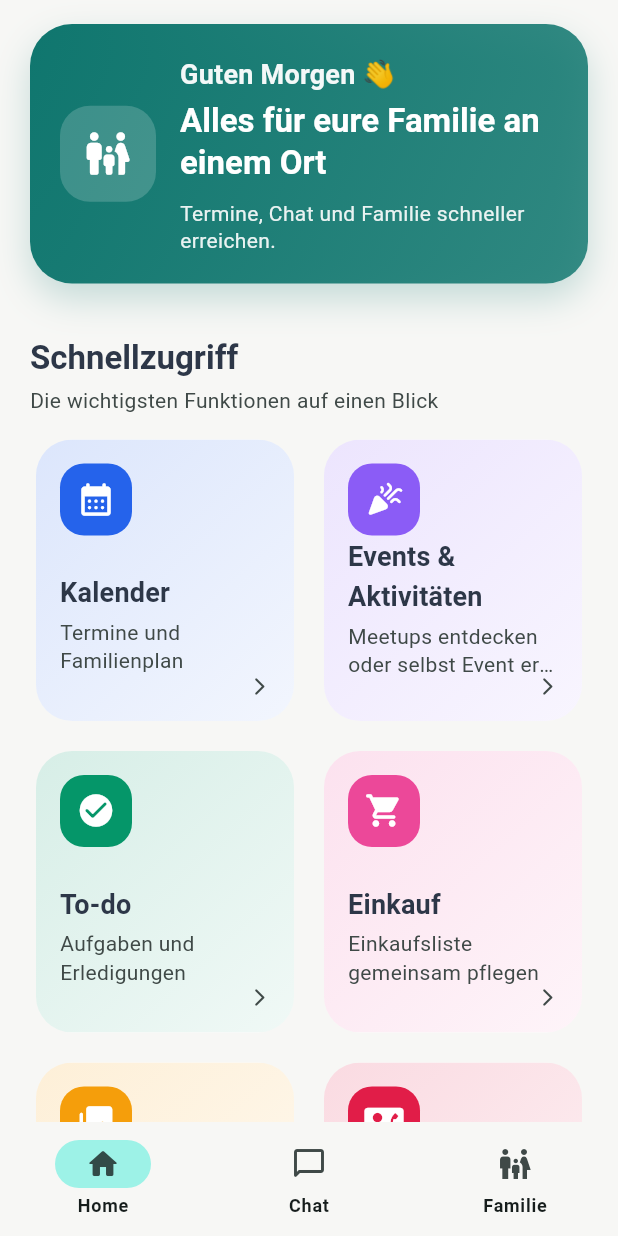
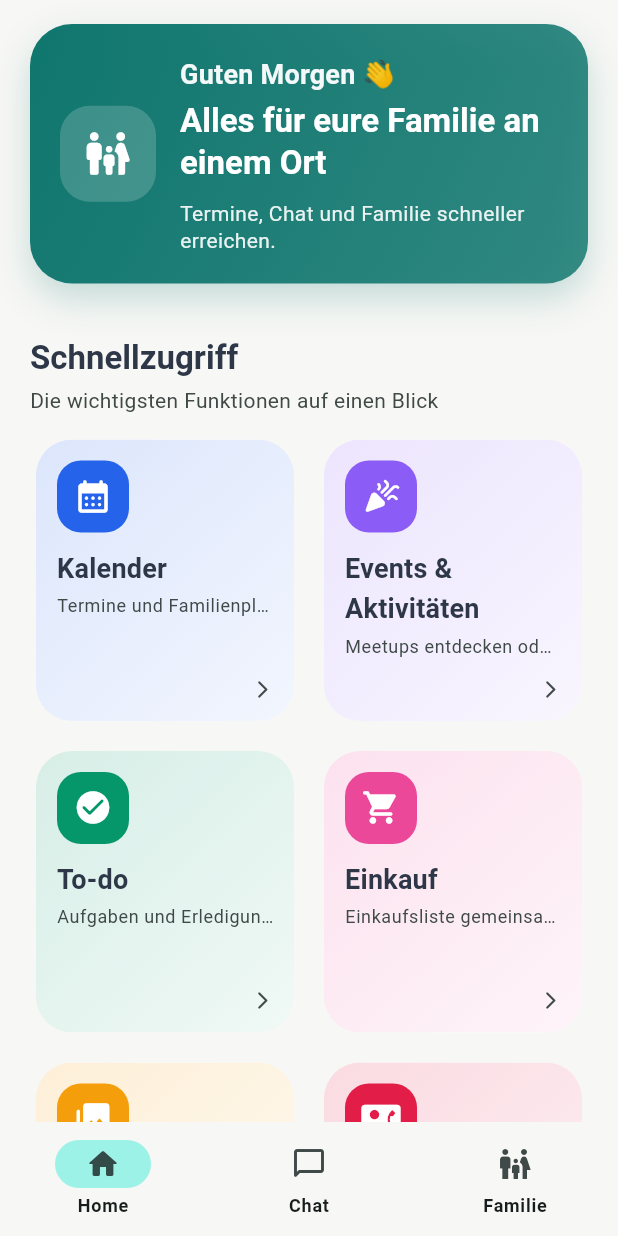
Before and after one commit to fatihbucak56-beep/Parentpeak, a Flutter app: the screen it shows after launch, on a phone screen of 412 x 824 dp. Run offline on Flutter 3.47's test engine with Material 3 defaults, Android fonts, the phone set to English and light mode, and no system bars; our stand-ins replace flutter_dotenv, flutter_local_notifications, flutter_secure_storage, google_generative_ai, shared_preferences, timezone.

Commit message:
fix(home): prevent tile text overflow in quick access grid

```diff
--- a/lib/ui/home_screen.dart
+++ b/lib/ui/home_screen.dart
@@ -310,8 +310,13 @@ class _HomeScreenState extends State<HomeScreen> {
       clipBehavior: Clip.antiAlias,
       child: InkWell(
         onTap: onTap,
-        child: Container(
-          padding: const EdgeInsets.all(16),
+        child: LayoutBuilder(
+          builder: (context, constraints) {
+            final compactTile =
+                constraints.maxWidth < 150 || constraints.maxHeight < 210;
+
+            return Container(
+              padding: EdgeInsets.all(compactTile ? 14 : 16),
               decoration: BoxDecoration(
                 gradient: LinearGradient(
                   colors: [color.withOpacity(0.16), color.withOpacity(0.06)],
@@ -321,7 +326,6 @@ class _HomeScreenState extends State<HomeScreen> {
               ),
               child: Column(
                 crossAxisAlignment: CrossAxisAlignment.start,
-            mainAxisAlignment: MainAxisAlignment.spaceBetween,
                 children: [
                   Container(
                     width: 48,
@@ -332,13 +336,11 @@ class _HomeScreenState extends State<HomeScreen> {
                     ),
                     child: Icon(icon, color: Colors.white, size: 26),
                   ),
-              Expanded(
-                child: Column(
-                  mainAxisAlignment: MainAxisAlignment.end,
-                  crossAxisAlignment: CrossAxisAlignment.start,
-                  children: [
+                  const SizedBox(height: 10),
                   Text(
                     title,
+                    maxLines: 2,
+                    overflow: TextOverflow.ellipsis,
                     style: theme.textTheme.titleMedium?.copyWith(
                       fontWeight: FontWeight.bold,
                     ),
@@ -346,16 +348,17 @@ class _HomeScreenState extends State<HomeScreen> {
                   const SizedBox(height: 4),
                   Text(
                     subtitle,
-                      style: theme.textTheme.bodyMedium?.copyWith(
+                    style: (compactTile
+                            ? theme.textTheme.bodySmall
+                            : theme.textTheme.bodyMedium)
+                        ?.copyWith(
                       color: theme.colorScheme.onSurfaceVariant,
-                        height: 1.35,
+                      height: 1.3,
                     ),
-                      maxLines: 2,
+                    maxLines: compactTile ? 1 : 2,
                     overflow: TextOverflow.ellipsis,
                   ),
-                  ],
-                ),
-              ),
+                  const Spacer(),
                   Align(
                     alignment: Alignment.bottomRight,
                     child: Icon(Icons.arrow_forward_ios_rounded,
@@ -363,6 +366,8 @@ class _HomeScreenState extends State<HomeScreen> {
                   ),
                 ],
               ),
+            );
+          },
         ),
       ),
     );
```
Lines whose indentation alone changed are shown as unchanged.
